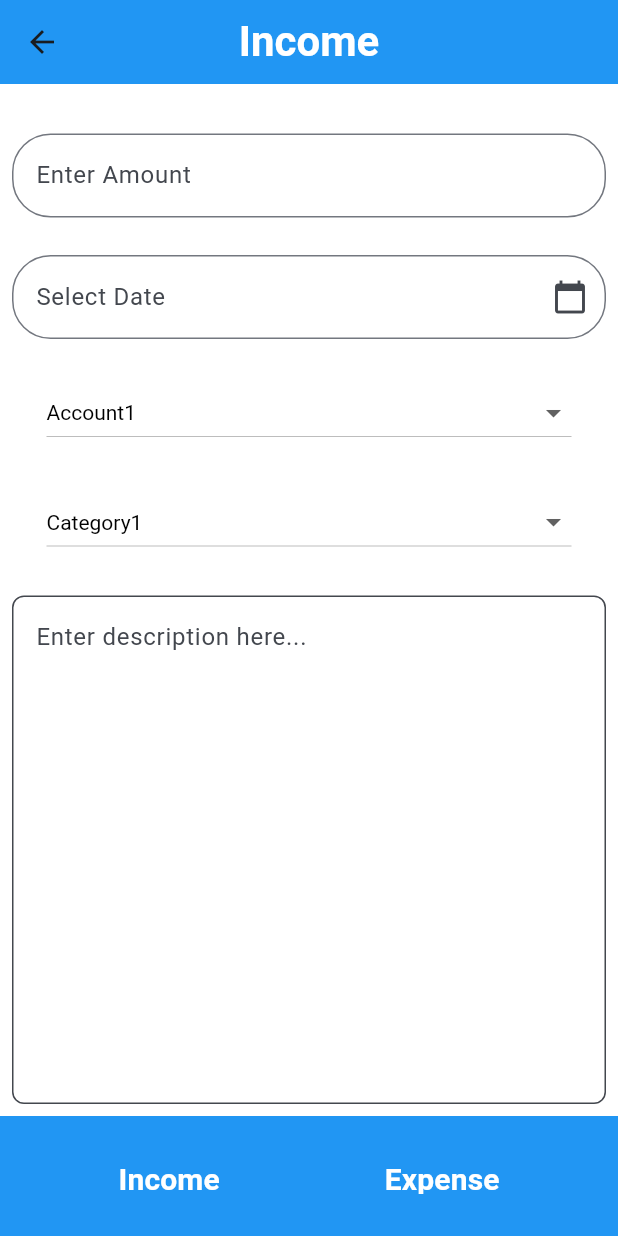
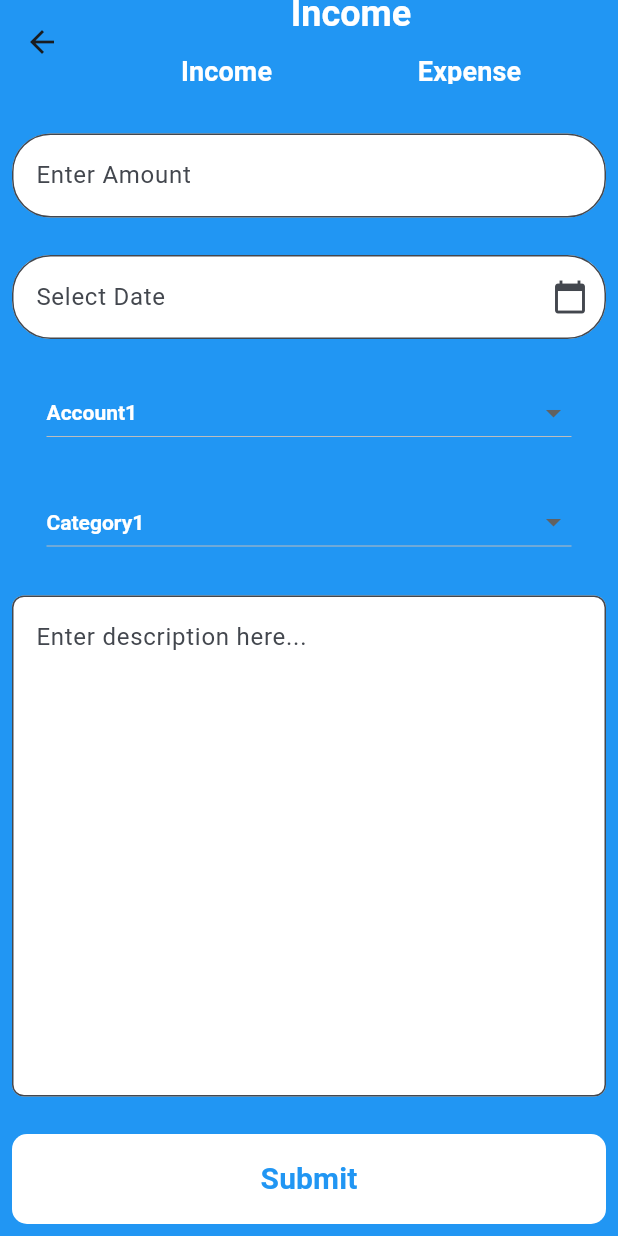
Before and after one commit to JamesMeta/Budget-365, a Flutter app: the screen it shows after launch, item 2 of the bottom bar chosen, after a tap on the "add" icon, on a phone screen of 412 x 824 dp. Run offline on Flutter 3.47's test engine with Material 3 defaults, Android fonts, the light colour scheme and no system bars; our stand-ins replace sqflite, supabase_flutter; accounts and stored records are empty; Roboto replaces fonts that are missing (Arial).

Commit message:
Report page changes

```diff
--- a/client/lib/main.dart
+++ b/client/lib/main.dart
@@ -435,7 +435,7 @@ class _Budget365WidgetState extends State<Budget365Widget> {
   void _goToReportBuilder() {
     Navigator.push(
       context,
-      MaterialPageRoute(builder: (context) => const ReportCreationWidgetRedo()),
+      MaterialPageRoute(builder: (context) => ReportCreationWidgetRedo("Income")),
     );
   }
 
--- a/client/lib/report/report_creation_widget_redo.dart
+++ b/client/lib/report/report_creation_widget_redo.dart
@@ -3,7 +3,8 @@ import 'package:budget_365/report/report_creation.dart';
 import 'package:supabase_flutter/supabase_flutter.dart';
 
 class ReportCreationWidgetRedo extends StatefulWidget {
-  const ReportCreationWidgetRedo({super.key});
+  String identifier;
+  ReportCreationWidgetRedo(this.identifier);
 
   @override
   State<ReportCreationWidgetRedo> createState() => ReportCreationWidgetRedoState();
@@ -13,7 +14,7 @@ class ReportCreationWidgetRedoState extends State<ReportCreationWidgetRedo> {
   @override
   Widget build(BuildContext context) {
     return Scaffold(
-      backgroundColor: Colors.white,
+      backgroundColor: Colors.blue,
       appBar: AppBarSection(),
       body: Stack(children: [
         Padding(padding: EdgeInsets.all(8.0),
@@ -29,10 +30,12 @@ class ReportCreationWidgetRedoState extends State<ReportCreationWidgetRedo> {
             SizedBox(height: 25,),
             CategoryInput(),
             SizedBox(height: 25,),
-            DescriptionInput(),],
+            DescriptionInput(),
+            SizedBox(height: 25,),
+            BottomSubmitButton()],
         ),)
       ],),
-      bottomNavigationBar: BottomAppBarSection(),
+      // bottomNavigationBar: BottomAppBarSection(),
     );
   }
 
@@ -41,21 +44,16 @@ class ReportCreationWidgetRedoState extends State<ReportCreationWidgetRedo> {
       centerTitle: true,
       // leadingWidth: 50,
       backgroundColor: Colors.blue,
-      title: Text(
-        "Income",
+      title: Column(
+        children: [
+          SizedBox(height: 10,),
+          Text(
+            widget.identifier,
             style: const TextStyle(
-                      fontSize: 28,
+                          fontSize: 24,
                           fontWeight: FontWeight.bold,
                           color: Colors.white),),
-    );
-  }
-
-  Widget BottomAppBarSection(){
-    return BottomAppBar(
-      color: Colors.blue,
-      child: Padding(
-        padding: EdgeInsets.all(8.0),
-        child: Row(
+          Row(
             mainAxisAlignment: MainAxisAlignment.spaceAround,
             children: [
               TextButton(
@@ -63,7 +61,7 @@ class ReportCreationWidgetRedoState extends State<ReportCreationWidgetRedo> {
                 child: Text(
                   "Income",
                   style: const TextStyle(
-                      fontSize: 20,
+                        fontSize: 18,
                         fontWeight: FontWeight.bold,
                         color: Colors.white),)),
               TextButton(
@@ -71,10 +69,35 @@ class ReportCreationWidgetRedoState extends State<ReportCreationWidgetRedo> {
                 child: Text(
                   "Expense",
                   style: const TextStyle(
-                      fontSize: 20,
+                        fontSize: 18,
                         fontWeight: FontWeight.bold,
                         color: Colors.white),))],
-        ),),);
+          ),
+        ],
+      )
+    );
+  }
+
+  Widget BottomSubmitButton(){
+    return Container(
+      alignment: Alignment.center,
+      child: ElevatedButton(
+        onPressed: _doThing(),
+        style: ButtonStyle(
+            backgroundColor: WidgetStatePropertyAll(Colors.white),
+            shape: WidgetStatePropertyAll(RoundedRectangleBorder(
+                borderRadius: BorderRadius.circular(10))),
+            fixedSize: WidgetStatePropertyAll(Size(400, 60)),
+          ),
+        child: Text(
+          "Submit",
+          style: TextStyle(
+                color: Colors.blue,
+                fontSize: 20,
+                fontFamily: 'Arial',
+                fontWeight: FontWeight.bold),),
+      ),
+    );
   }
 
   Widget AmountInput(){
@@ -85,6 +108,8 @@ class ReportCreationWidgetRedoState extends State<ReportCreationWidgetRedo> {
         border: OutlineInputBorder(
             borderSide: BorderSide(color: Colors.white),
             borderRadius: BorderRadius.circular(25.7)),
+        fillColor: Colors.white,
+        filled: true,
       ),
     );
   }
@@ -115,8 +140,17 @@ class ReportCreationWidgetRedoState extends State<ReportCreationWidgetRedo> {
       ),);
   }
 
-  _addIncome(){}
-  _addExpense(){}
+  _addIncome(){
+    setState(() {
+      widget.identifier = "Income";
+    });
+  }
+  _addExpense(){
+    setState(() {
+      widget.identifier = "Expense";
+    });
+  }
+  _doThing(){}
 
 }
 
@@ -163,9 +197,11 @@ class _DateInputState extends State<DateInput> {
             borderSide: BorderSide(color: Colors.white),
             borderRadius: BorderRadius.circular(25.7)),
         suffixIcon: Icon(Icons.calendar_today),
+        fillColor: Colors.white,
+        filled: true,
       ),
       style: TextStyle(
-          fontSize: 16, fontWeight: FontWeight.bold, color: Colors.black),
+          fontSize: 16, color: Colors.black),
       onTap: () => _selectDate(context),
     );
   }
@@ -189,8 +225,10 @@ class _DropdownMenuAccountState extends State<DropdownMenuAccount> {
       child: SizedBox(
         width: 350,
         child: DropdownButton<String>(
-          style: const TextStyle(color: Colors.black),
-          dropdownColor: Colors.white,
+          style: const TextStyle(
+            color: Colors.white,
+            fontWeight: FontWeight.bold),
+          dropdownColor: Colors.blue,
           menuWidth: 350,
           isExpanded: true,
           value: _selectedItem,
@@ -229,8 +267,10 @@ class _DropdownMenuCategoryState extends State<DropdownMenuCategory> {
       child: SizedBox(
         width: 350,
         child: DropdownButton<String>(
-          style: const TextStyle(color: Colors.black),
-          dropdownColor: Colors.white,
+          style: const TextStyle(
+            color: Colors.white,
+            fontWeight: FontWeight.bold),
+          dropdownColor: Colors.blue,
           menuWidth: 350,
           isExpanded: true,
           value: _selectedItem,
```
Also changed, not shown: 1 other file. Lines whose indentation alone changed are shown as unchanged.
